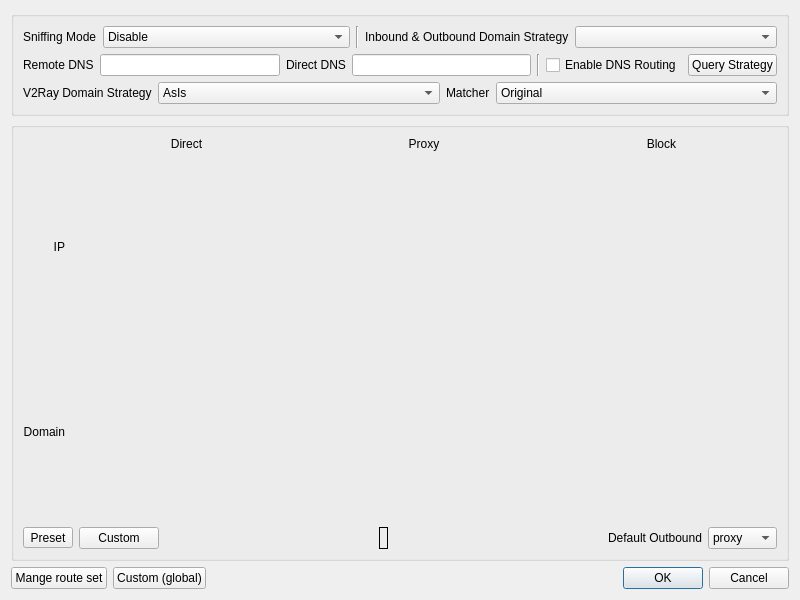
Above: ui/dialog_manage_routes.ui from MatsuriDayo/nekoray before the change. Below: the same form after it.
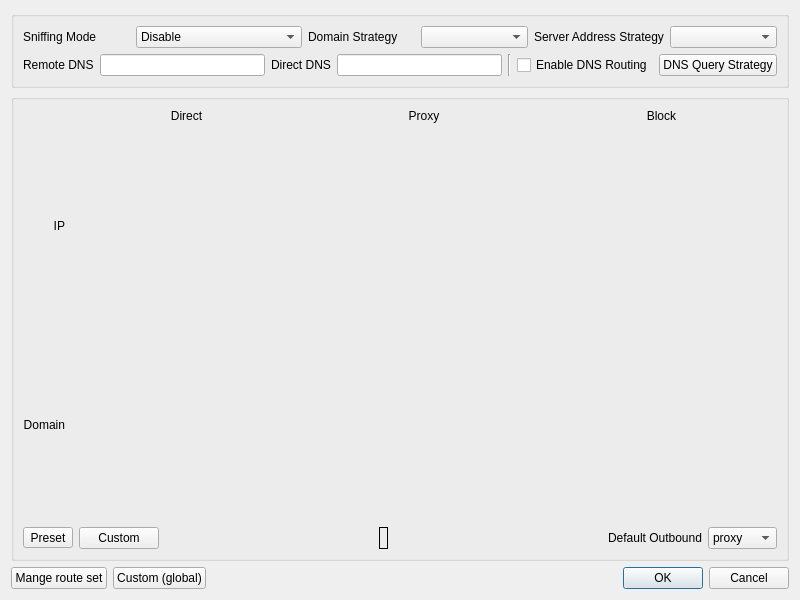
That is the form after the change.

```diff
--- a/ui/dialog_manage_routes.ui
+++ b/ui/dialog_manage_routes.ui
@@ -21,12 +21,6 @@
        <layout class="QHBoxLayout" name="horizontalLayout_3">
         <item>
          <widget class="QLabel" name="label">
-          <property name="sizePolicy">
-           <sizepolicy hsizetype="Maximum" vsizetype="Preferred">
-            <horstretch>0</horstretch>
-            <verstretch>0</verstretch>
-           </sizepolicy>
-          </property>
           <property name="text">
            <string>Sniffing Mode</string>
           </property>
@@ -41,33 +35,38 @@
           </item>
           <item>
            <property name="text">
-            <string>The sniffing result is used for routing</string>
+            <string>Sniff result for routing</string>
            </property>
           </item>
           <item>
            <property name="text">
-            <string>The sniffing result is used for destination</string>
+            <string>Sniff result for destination</string>
            </property>
           </item>
          </widget>
         </item>
         <item>
-         <widget class="Line" name="line_4">
-          <property name="orientation">
-           <enum>Qt::Vertical</enum>
+         <widget class="QLabel" name="label_6">
+          <property name="toolTip">
+           <string notr="true">For V2Ray, it sets routing.domainStrategy
+For sing-box, it sets inbound.domain_strategy</string>
+          </property>
+          <property name="text">
+           <string>Domain Strategy</string>
+          </property>
+         </widget>
+        </item>
+        <item>
+         <widget class="QComboBox" name="domainStrategyCombo">
+          <property name="editable">
+           <bool>false</bool>
           </property>
          </widget>
         </item>
         <item>
          <widget class="QLabel" name="label_3">
-          <property name="sizePolicy">
-           <sizepolicy hsizetype="Maximum" vsizetype="Preferred">
-            <horstretch>0</horstretch>
-            <verstretch>0</verstretch>
-           </sizepolicy>
-          </property>
           <property name="text">
-           <string>Inbound &amp; Outbound Domain Strategy</string>
+           <string>Server Address Strategy</string>
           </property>
          </widget>
         </item>
@@ -111,12 +110,6 @@
         </item>
         <item>
          <widget class="QCheckBox" name="dns_routing">
-          <property name="sizePolicy">
-           <sizepolicy hsizetype="Maximum" vsizetype="Fixed">
-            <horstretch>0</horstretch>
-            <verstretch>0</verstretch>
-           </sizepolicy>
-          </property>
           <property name="text">
            <string>Enable DNS Routing</string>
           </property>
@@ -124,81 +117,19 @@
         </item>
         <item>
          <widget class="QPushButton" name="queryStrategy">
+          <property name="sizePolicy">
+           <sizepolicy hsizetype="Maximum" vsizetype="Fixed">
+            <horstretch>0</horstretch>
+            <verstretch>0</verstretch>
+           </sizepolicy>
+          </property>
           <property name="text">
-           <string>Query Strategy</string>
+           <string>DNS Query Strategy</string>
           </property>
          </widget>
         </item>
        </layout>
       </item>
-      <item>
-       <widget class="QWidget" name="domain_v2ray" native="true">
-        <layout class="QHBoxLayout" name="_2" stretch="0,1,0,1">
-         <property name="leftMargin">
-          <number>0</number>
-         </property>
-         <property name="topMargin">
-          <number>0</number>
-         </property>
-         <property name="rightMargin">
-          <number>0</number>
-         </property>
-         <property name="bottomMargin">
-          <number>0</number>
-         </property>
-         <item>
-          <widget class="QLabel" name="label_6">
-           <property name="text">
-            <string>V2Ray Domain Strategy</string>
-           </property>
-          </widget>
-         </item>
-         <item>
-          <widget class="QComboBox" name="domainStrategyCombo">
-           <property name="editable">
-            <bool>false</bool>
-           </property>
-           <item>
-            <property name="text">
-             <string notr="true">AsIs</string>
-            </property>
-           </item>
-           <item>
-            <property name="text">
-             <string notr="true">IPIfNonMatch</string>
-            </property>
-           </item>
-           <item>
-            <property name="text">
-             <string notr="true">IPOnDemand</string>
-            </property>
-           </item>
-          </widget>
-         </item>
-         <item>
-          <widget class="QLabel" name="label_5">
-           <property name="text">
-            <string>Matcher</string>
-           </property>
-          </widget>
-         </item>
-         <item>
-          <widget class="QComboBox" name="domainMatcherCombo">
-           <item>
-            <property name="text">
-             <string notr="true">Original</string>
-            </property>
-           </item>
-           <item>
-            <property name="text">
-             <string notr="true">Minimal Perfect Hash Matcher</string>
-            </property>
-           </item>
-          </widget>
-         </item>
-        </layout>
-       </widget>
-      </item>
      </layout>
     </widget>
    </item>
```
Left out of the diff: 5 changed lines with no effect on the pictures.
